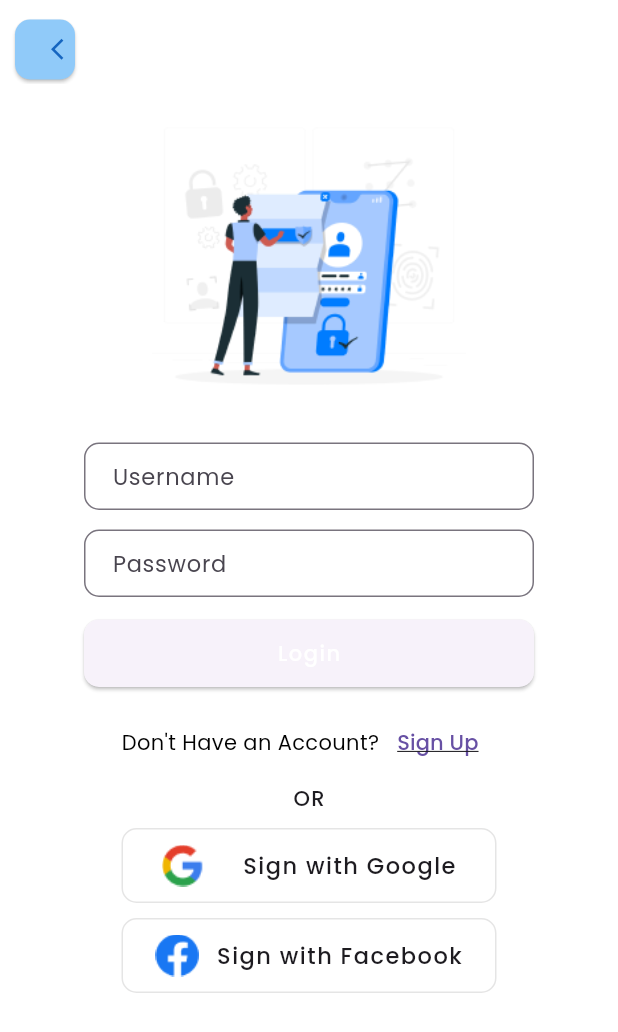
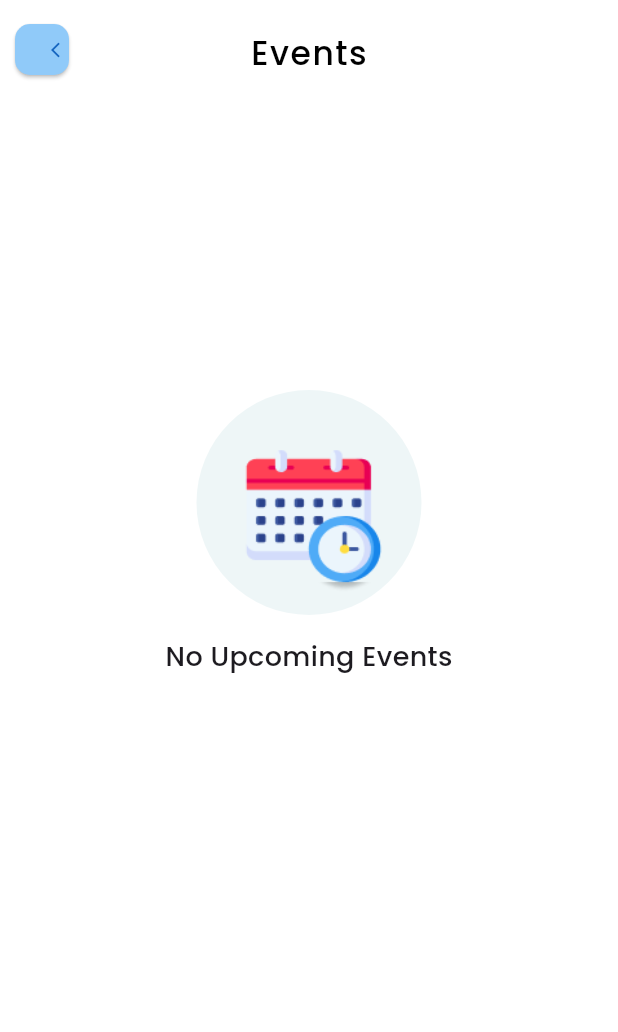
Before and after one commit to mirsadkt/campus-recruitment, a Flutter app: the screen it shows after launch, on a phone screen of 412 x 824 dp. Shown: the top 1032 px of the screen. Run offline on Flutter 3.47's test engine with Material 3 defaults, Android fonts, the phone set to English and light mode, and no system bars; our stand-ins replace google_fonts; missing offline and left inert: dart:html.

Commit message:
no events section completed

```diff
--- a/lib/main.dart
+++ b/lib/main.dart
@@ -3,6 +3,7 @@
 import 'package:campus_recruitment/pages/home.dart';
 import 'package:campus_recruitment/pages/landing.dart';
 import 'package:campus_recruitment/pages/login.dart';
+import 'package:campus_recruitment/pages/noevents.dart';
 import 'package:campus_recruitment/pages/nonotifications.dart';
 import 'package:campus_recruitment/pages/notification.dart';
 import 'package:campus_recruitment/pages/otp.dart';
@@ -29,7 +30,7 @@ class MyApp extends StatelessWidget {
         colorScheme: ColorScheme.fromSeed(seedColor: Colors.deepPurple),
         useMaterial3: true,
       ),
-      home: const Login(),
+      home: const Noevents(),
     );
   }
 }
--- a/lib/pages/login.dart
+++ b/lib/pages/login.dart
@@ -197,7 +197,7 @@ class _LoginState extends State<Login> {
                           fontWeight: FontWeight.w500,
                           fontSize: 15,
                         ),
-                        )
+                        ),
                       ],
                     ),
                   ),
@@ -206,6 +206,7 @@ class _LoginState extends State<Login> {
 
               Padding(
                 padding: const EdgeInsets.only(top: 10),
+                child: InkWell(
                   child: Container(
                     height: 50,
                     width: 250,
@@ -243,6 +244,7 @@ class _LoginState extends State<Login> {
                     ),
                   ),
                 ),
+              ),
             ],
           ),
         ),
--- /dev/null
+++ b/lib/pages/noevents.dart
@@ -0,0 +1,96 @@
+// ignore_for_file: prefer_const_constructors, unused_import, prefer_const_literals_to_create_immutables, sort_child_properties_last, avoid_unnecessary_containers, sized_box_for_whitespace
+
+import 'package:flutter/material.dart';
+import 'package:google_fonts/google_fonts.dart';
+
+class Noevents extends StatefulWidget {
+  const Noevents({super.key});
+
+  @override
+  State<Noevents> createState() => _NoeventsState();
+}
+
+class _NoeventsState extends State<Noevents> {
+  @override
+  Widget build(BuildContext context) {
+    return MaterialApp(
+      debugShowCheckedModeBanner: false,
+      title: "No Events",
+      home: Scaffold(
+        backgroundColor: Colors.white,
+        appBar: PreferredSize(
+          preferredSize: Size.fromHeight(70),
+          child: AppBar(
+            backgroundColor: Colors.white,
+            elevation: 0,
+            leading: Row(
+              children: [
+                Padding(
+                  padding: const EdgeInsets.only(left: 10, top: 10),
+                  child: Container(
+                    height: 34,
+                    width: 36,
+                    child: ElevatedButton(
+                      onPressed: () {},
+                      child: Icon(
+                        Icons.arrow_back_ios,
+                        size: 12,
+                      ),
+                      style: ElevatedButton.styleFrom(
+                        backgroundColor: Colors.blue.shade200,
+                        foregroundColor: Colors.blue.shade800,
+                        shape: RoundedRectangleBorder(
+                          borderRadius: BorderRadius.circular(10),
+                        ),
+                      ),
+                    ),
+                  ),
+                )
+              ],
+            ),
+            title: Padding(
+              padding: const EdgeInsets.only(top: 15),
+              child: Text(
+                "Events",
+                style: GoogleFonts.poppins(
+                    letterSpacing: 1,
+                    fontWeight: FontWeight.w500,
+                    color: Colors.black),
+              ),
+            ),
+            centerTitle: true,
+          ),
+        ),
+        body: Center(
+          child: Column(
+            children: [
+              Padding(
+                padding: const EdgeInsets.only(top: 190),
+                child: Container(
+                  height: 150,
+                  width: 150,
+                  decoration: BoxDecoration(
+                      color: Color.fromARGB(255, 238, 246, 247),
+                      borderRadius: BorderRadius.circular(100)),
+                  child: Image(
+                    image: AssetImage("assets/noevents.png"),
+                  ),
+                ),
+              ),
+              Padding(
+                padding: const EdgeInsets.only(top: 15),
+                child: Text(
+                  "No Upcoming Events",
+                  style: GoogleFonts.poppins(
+                    fontWeight: FontWeight.w500,
+                    fontSize: 18,
+                  ),
+                ),
+              ),
+            ],
+          ),
+        ),
+      ),
+    );
+  }
+}
```
Also changed, not shown: assets/noevents.png (added). Lines whose indentation alone changed are shown as unchanged.
